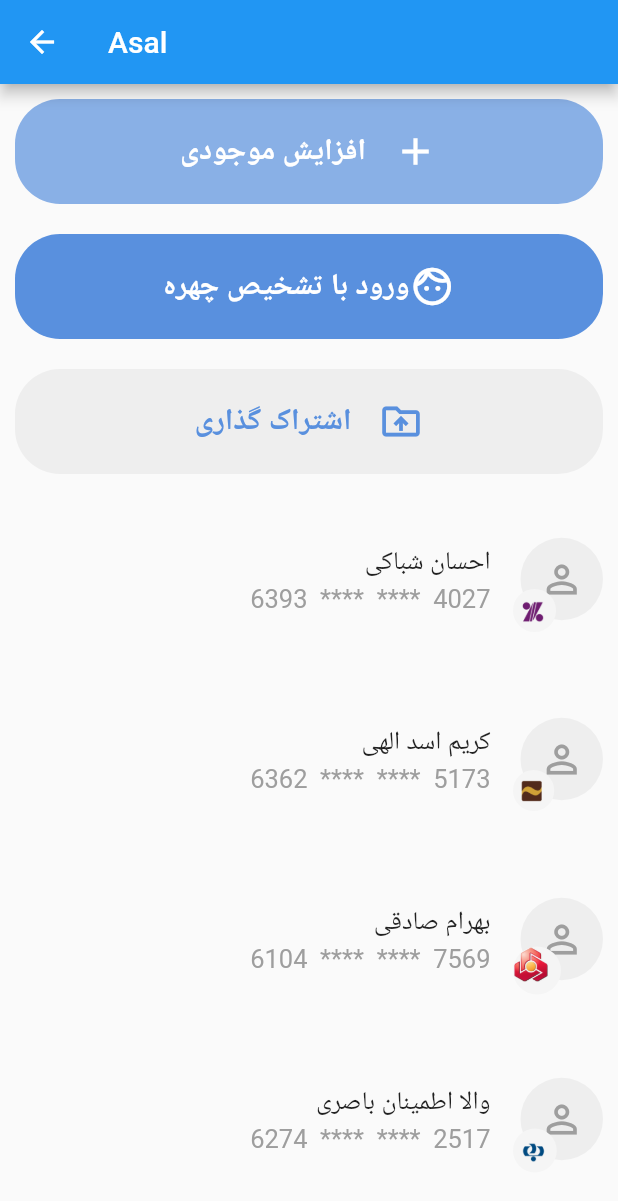
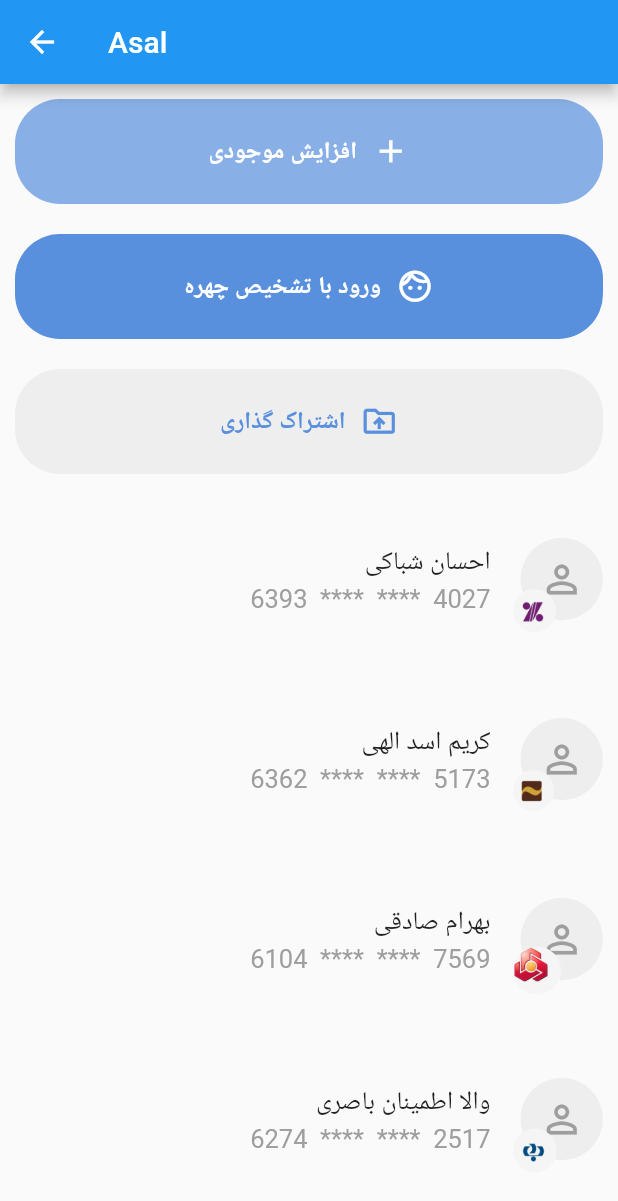
Before and after one commit to aliazimoshan/BluBank, a Flutter app: the AsalScreen screen opened directly, on a phone screen of 412 x 824 dp. Shown: the top 1201 px of the screen. Run offline on Flutter 3.47's test engine with Material 2 defaults, Android fonts, the light colour scheme and no system bars.

Commit message:
add directionality to widget, fix sizes

```diff
--- a/lib/view/screens/asal/asalScreen.dart
+++ b/lib/view/screens/asal/asalScreen.dart
@@ -19,7 +19,6 @@ class AsalScreen extends StatelessWidget {
             color: Colors.white,
             backgroundColor: BluColor.primaryColor.withOpacity(0.7),
             icons: Icons.add,
-            sizebox: (18),
           ),
           buttomWidget(
             title: "ورود با تشخیص چهره",
@@ -30,14 +29,29 @@ class AsalScreen extends StatelessWidget {
           buttomWidget(
             title: "اشتراک گذاری",
             color: BluColor.primaryColor,
-            backgroundColor:Colors.grey[200],
-            icons:( Icons.drive_folder_upload_outlined),
-            sizebox: (18),
+            backgroundColor: Colors.grey[200],
+            icons: (Icons.drive_folder_upload_outlined),
           ),
-          CardaddTransactionScreenwidget(name: "احسان شباکی", cardNum: "6393  ****  ****  4027", bankImage: Image.asset('assets/img/bankimg1.png',),),
-          CardaddTransactionScreenwidget(name: "کریم اسد الهی", cardNum: "6362  ****  ****  5173",bankImage: Image.asset('assets/img/bankimg2.png')),
-          CardaddTransactionScreenwidget(name: "بهرام صادقی", cardNum: "6104  ****  ****  7569",bankImage: Image.asset('assets/img/bankimg3.png')),
-          CardaddTransactionScreenwidget(name: "والا اطمینان باصری", cardNum: "6274  ****  ****  2517",bankImage: Image.asset('assets/img/bankimg4.png')),
+          CardaddTransactionScreenwidget(
+            name: "احسان شباکی",
+            cardNum: "6393  ****  ****  4027",
+            bankImage: 'assets/img/bankimg1.png',
+          ),
+          CardaddTransactionScreenwidget(
+            name: "کریم اسد الهی",
+            cardNum: "6362  ****  ****  5173",
+            bankImage: 'assets/img/bankimg2.png',
+          ),
+          CardaddTransactionScreenwidget(
+            name: "بهرام صادقی",
+            cardNum: "6104  ****  ****  7569",
+            bankImage: 'assets/img/bankimg3.png',
+          ),
+          CardaddTransactionScreenwidget(
+            name: "والا اطمینان باصری",
+            cardNum: "6274  ****  ****  2517",
+            bankImage: 'assets/img/bankimg4.png',
+          ),
         ],
       ),
     );
--- a/lib/view/widgets/button_widget.dart
+++ b/lib/view/widgets/button_widget.dart
@@ -10,11 +10,7 @@ class buttomWidget extends StatelessWidget {
   final Widget? route;
   final Color? color;
   final Color? backgroundColor;
-  final IconData  icons;
-  final double?sizebox;
-
-
-
+  final IconData icons;
 
   const buttomWidget({
     required this.title,
@@ -22,10 +18,6 @@ class buttomWidget extends StatelessWidget {
     this.color,
     this.backgroundColor,
     required this.icons,
-    this.sizebox,
-
-
-
   });
 
   @override
@@ -43,36 +35,36 @@ class buttomWidget extends StatelessWidget {
           print("No route to go");
         }
       },
+      child: Directionality(
+        textDirection: TextDirection.rtl,
         child: Container(
           margin: EdgeInsets.all(10),
-
           width: BluDimensions.width(context),
           height: 70,
           decoration: BoxDecoration(
-
             color: backgroundColor ?? BluColor.primaryColor,
             borderRadius: BorderRadius.circular(30),
           ),
           child: Row(
             mainAxisAlignment: MainAxisAlignment.center,
-          crossAxisAlignment: CrossAxisAlignment.center,
             children: [
+              Icon(
+                icons,
+                color: color,
+                size: 25,
+              ),
+              SizedBox(width: 10),
               Text(
                 title,
                 style: TextStyle(
                   color: color ?? Colors.white,
-              fontSize: 20,
+                  fontSize: 16,
                   fontWeight: FontWeight.bold,
                 ),
               ),
-          SizedBox(width: sizebox),
-          Icon(
-            icons,
-            color:color,
-            size: 30,
+            ],
           ),
-          ],
-        )
+        ),
       ),
     );
   }
--- a/lib/view/widgets/card_addTransactionScreen_widget.dart
+++ b/lib/view/widgets/card_addTransactionScreen_widget.dart
@@ -8,15 +8,14 @@ class CardaddTransactionScreenwidget extends StatelessWidget {
   final String name;
   final Widget? route;
   final String cardNum;
-  final Image? bankImage;
+  final String bankImage;
   const CardaddTransactionScreenwidget({
     required this.name,
     this.route,
-   required this.cardNum,
-   this.bankImage,
-
+    required this.cardNum,
+    required this.bankImage,
   });
-@override
+  @override
   Widget build(BuildContext context) {
     return InkWell(
       onTap: () {
@@ -35,45 +34,63 @@ class CardaddTransactionScreenwidget extends StatelessWidget {
         margin: EdgeInsets.all(10),
         width: BluDimensions.width(context),
         height: 100,
-        child:Row(
+        child: Row(
           children: [
             Spacer(),
             Column(
               crossAxisAlignment: CrossAxisAlignment.end,
               mainAxisAlignment: MainAxisAlignment.center,
               children: [
-              Text(name,style: TextStyle(fontWeight: FontWeight.w500,fontSize: 17),),
-              SizedBox(height: 3,),
-              Text(cardNum,style: TextStyle(color: Colors.grey,fontSize: 17),),
-            ],),
-            SizedBox(width: 15,),
-             Stack(
+                Text(
+                  name,
+                  style: TextStyle(fontWeight: FontWeight.w500, fontSize: 17),
+                ),
+                SizedBox(
+                  height: 3,
+                ),
+                Text(
+                  cardNum,
+                  style: TextStyle(color: Colors.grey, fontSize: 17),
+                ),
+              ],
+            ),
+            SizedBox(
+              width: 15,
+            ),
+            Stack(
               children: [
                 Container(
                   width: 55,
                   margin: EdgeInsets.only(left: 5),
-                  alignment:Alignment.bottomRight,
+                  alignment: Alignment.bottomRight,
                   decoration: BoxDecoration(
                     color: Colors.grey[200],
                     shape: BoxShape.circle,
                   ),
-                  child: Center(child: Icon(Icons.person_outline,size: 30,color: Colors.grey[500],),),
+                  child: Center(
+                    child: Icon(
+                      Icons.person_outline,
+                      size: 30,
+                      color: Colors.grey[500],
+                    ),
+                  ),
                 ),
                 Container(
                   height: 32,
-                  padding: EdgeInsets.only(right: 8,bottom: 8),
-                  margin: EdgeInsets.only(top: 55,),
+                  padding: EdgeInsets.only(right: 8, bottom: 8),
+                  margin: EdgeInsets.only(
+                    top: 55,
+                  ),
                   decoration: BoxDecoration(
                     color: Colors.grey[100],
                     shape: BoxShape.circle,
                   ),
-                  child: (bankImage),
-
+                  child: Image.asset(bankImage),
                 ),
               ],
             ),
           ],
-        )
+        ),
       ),
     );
   }
```
Lines whose indentation alone changed are shown as unchanged.
